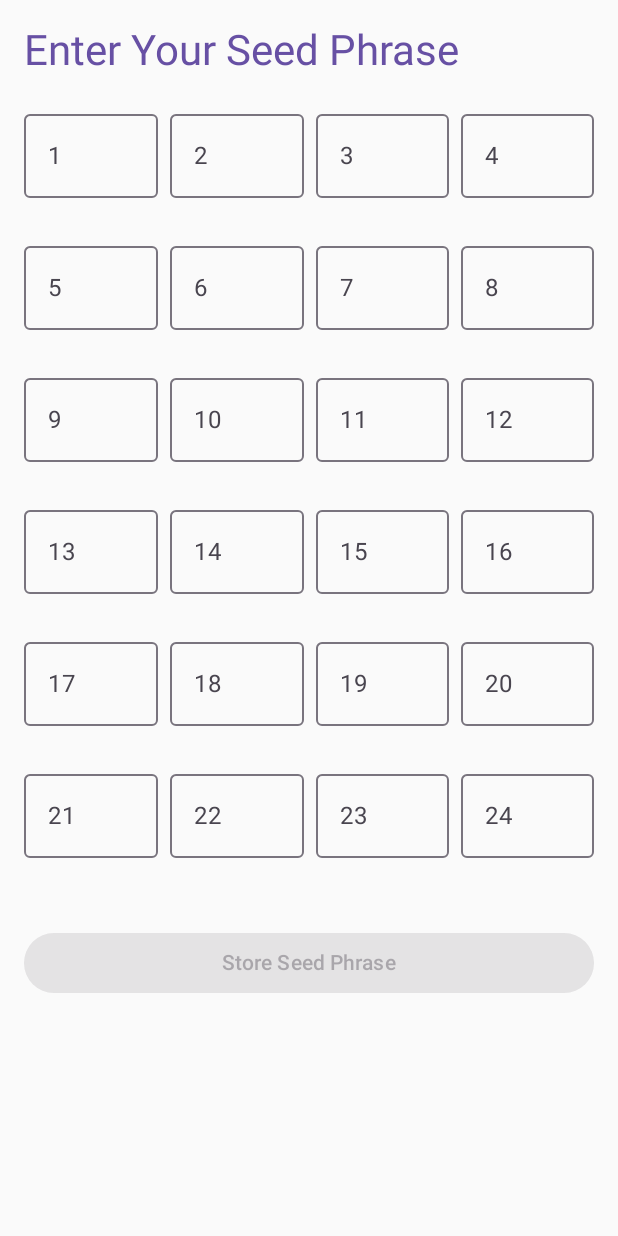
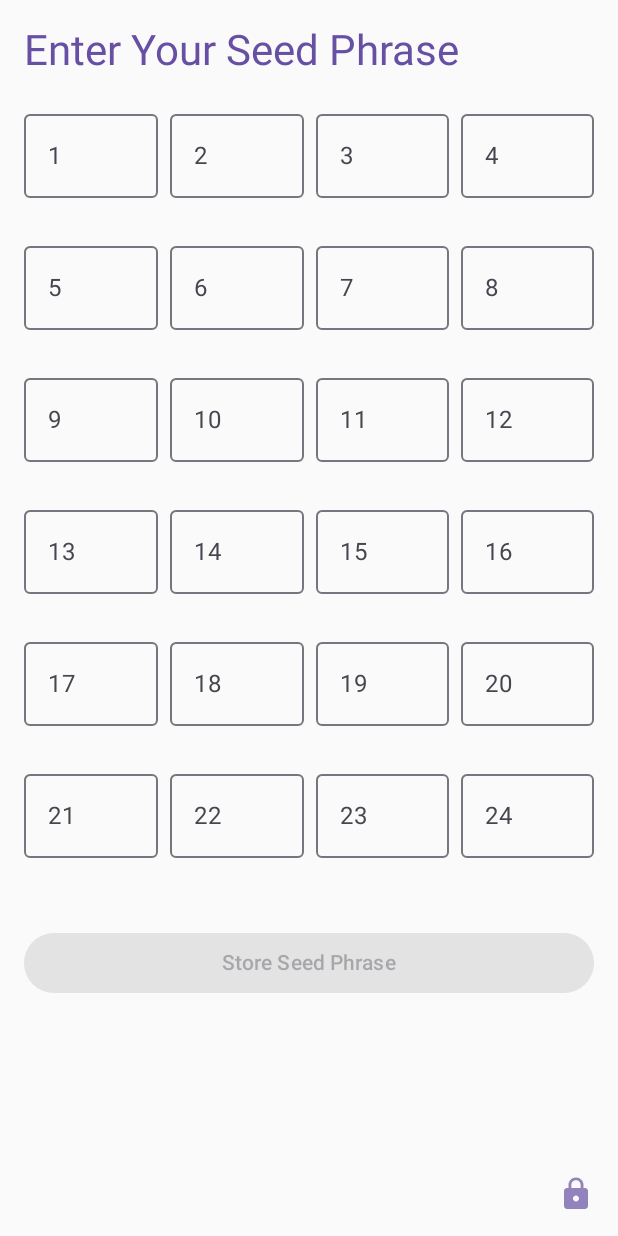
Before and after one commit to emfarih/remember-my-wallet, an Android app built with Jetpack Compose: the screen it shows after launch (MainActivity), on a phone screen of 412 x 824 dp. Run offline under Robolectric (Android 15) with nearby library versions, the phone set to English and light mode, and no system bars; our stand-ins replace Dagger/Hilt's generated code; 5 statements that could not run were skipped.

Commit message:
Refactor: Enhance Network Isolation and Security in Remember My Wallet App
- Improved network isolation by continuously monitoring and re-blocking any accidental network reconnection, providing real-time alerts if connections are detected.
- Implemented comprehensive testing for various network access methods, including HTTP, sockets, UDP, WebSockets, and ICMP ping.
- Updated `DOCUMENTATION.md` to reflect the changes, highlighting the app's network isolation, security measures, and new features.
- Updated `README.md` to describe the enhanced network lockdown and monitoring.
- Moved all the network testing logic to `MainActivity` to monitor continuously.
- Added `NetworkIsolationUI` to display network isolation status to the user.
- Modified the `testHttpRequest()`, `testSocketConnection()`, `testUdpConnection()`, `testWebSocketConnection()`, and `testPing()` to return booleans, indicating the success of the network blocking.
- Created `testAllNetworkAccess()` to test ALL possible network access methods and return true if all are blocked.
- Removed `checkNetworkAccess()` because its functionality was replaced with `testAllNetworkAccess()` and the continuous monitoring.
- Added a five-second delay to check the network status and repeat.
- Updated `isLaunchedBySystemOrUser()` to be more concise.
- Added debug, tamper, and dynamic analysis prevention to the `DOCUMENTATION.md`
- Added background task restriction to the `DOCUMENTATION.md`
- Fixed minor text issues in `DOCUMENTATION.md`.
- Enhanced documentation to include Future Enhancements for the app.

```diff
--- a/app/src/main/java/limited/m/remembermywallet/MainActivity.kt
+++ b/app/src/main/java/limited/m/remembermywallet/MainActivity.kt
@@ -1,21 +1,77 @@
 package limited.m.remembermywallet
 
-import android.content.Context
 import android.net.ConnectivityManager
-import android.net.NetworkCapabilities
 import android.os.Bundle
+import android.os.Handler
+import android.os.Looper
 import android.util.Log
+import android.widget.Toast
 import androidx.activity.ComponentActivity
 import androidx.activity.compose.setContent
+import androidx.compose.foundation.clickable
+import androidx.compose.foundation.layout.Box
+import androidx.compose.foundation.layout.fillMaxSize
+import androidx.compose.foundation.layout.padding
+import androidx.compose.foundation.layout.size
+import androidx.compose.material.icons.Icons
+import androidx.compose.material.icons.filled.Lock
+import androidx.compose.material.icons.filled.Warning
+import androidx.compose.material3.Icon
+import androidx.compose.material3.MaterialTheme
+import androidx.compose.runtime.Composable
+import androidx.compose.runtime.getValue
+import androidx.compose.runtime.mutableStateOf
+import androidx.compose.runtime.setValue
+import androidx.compose.ui.Alignment
+import androidx.compose.ui.Modifier
+import androidx.compose.ui.draw.alpha
+import androidx.compose.ui.platform.LocalContext
+import androidx.compose.ui.unit.dp
 import androidx.core.view.WindowCompat
 import dagger.hilt.android.AndroidEntryPoint
 import limited.m.remembermywallet.navigation.NavGraph
+import java.net.DatagramPacket
+import java.net.DatagramSocket
 import java.net.HttpURLConnection
+import java.net.InetAddress
+import java.net.InetSocketAddress
 import java.net.Socket
 import java.net.URL
 
 @AndroidEntryPoint
 class MainActivity : ComponentActivity() {
+    private val handler = Handler(Looper.getMainLooper())
+    private var isNetworkBlocked by mutableStateOf(false)
+
+    override fun onCreate(savedInstanceState: Bundle?) {
+        super.onCreate(savedInstanceState)
+        Log.d("MainActivity", "onCreate called")
+
+        if (!isLaunchedBySystemOrUser()) {
+            Log.w("MainActivity", "Unauthorized launch attempt detected!")
+            finish()
+            return
+        }
+
+        WindowCompat.setDecorFitsSystemWindows(window, false)
+
+        // Block all network access
+        blockAllNetworkAccess()
+        startNetworkCheck()
+
+        setContent {
+            NetworkIsolationUI(isNetworkBlocked)
+        }
+    }
+
+    private fun startNetworkCheck() {
+        handler.postDelayed(object : Runnable {
+            override fun run() {
+                isNetworkBlocked = testAllNetworkAccess()
+                handler.postDelayed(this, 5000) // Repeat every 5 seconds
+            }
+        }, 5000)
+    }
 
     /**
      * Checks if the activity was launched by the system or user.
@@ -23,36 +79,6 @@ class MainActivity : ComponentActivity() {
     private fun isLaunchedBySystemOrUser(): Boolean {
         val caller = callingPackage
         return caller == null || caller == packageName
-    }
-
-    override fun onCreate(savedInstanceState: Bundle?) {
-        super.onCreate(savedInstanceState)
-        Log.d("MainActivity", "onCreate called")
-
-        // Prevent unauthorized launch attempts
-        if (!isLaunchedBySystemOrUser()) {
-            Log.w("MainActivity", "Unauthorized launch attempt detected!")
-            finish() // Close activity immediately
-            return
-        }
-
-        WindowCompat.setDecorFitsSystemWindows(window, false)
-
-        setContent {
-            NavGraph()
-        }
-
-        // Block all network traffic for this app
-        blockAllNetworkAccess()
-
-        // Check if the network is successfully blocked
-        checkNetworkAccess()
-
-        // Test HTTP network request (should fail if blocked)
-        testHttpRequest()
-
-        // Test socket connection (should fail if blocked)
-        testSocketConnection()
     }
 
     /**
@@ -65,60 +91,127 @@ class MainActivity : ComponentActivity() {
     }
 
     /**
-     * Checks if the app is still connected to a network and logs the status.
+     * Tests ALL possible network access methods and returns true if all are blocked.
      */
-    private fun checkNetworkAccess() {
-        val connectivityManager = getSystemService(Context.CONNECTIVITY_SERVICE) as ConnectivityManager
+    private fun testAllNetworkAccess(): Boolean {
+        return testHttpRequest() &&
+                testSocketConnection() &&
+                testUdpConnection() &&
+                testWebSocketConnection() &&
+                testPing()
+    }
 
-        // Get the current active network
-        val activeNetwork = connectivityManager.activeNetwork
-        val networkCapabilities = connectivityManager.getNetworkCapabilities(activeNetwork)
-
-        if (networkCapabilities == null || !networkCapabilities.hasCapability(NetworkCapabilities.NET_CAPABILITY_INTERNET)) {
-            Log.d("MainActivity", "No network connection available. Network access is blocked.")
-        } else {
-            Log.d("MainActivity", "Network connection available. Access not blocked.")
+    /**
+     * Tests an HTTP request to verify if network access is blocked.
+     */
+    private fun testHttpRequest(): Boolean {
+        return try {
+            val connection = URL("https://www.google.com").openConnection() as HttpURLConnection
+            connection.connectTimeout = 3000
+            connection.connect()
+            Log.w("NetworkTest", "❌ HTTP access is available!")
+            false
+        } catch (e: Exception) {
+            Log.d("NetworkTest", "✅ HTTP is blocked.")
+            true
         }
     }
 
-
     /**
-     * Tests an HTTP network request to a known URL to verify if network access is blocked.
+     * Tests a socket connection to Google's DNS server.
      */
-    private fun testHttpRequest() {
-        Thread {
-            val url = "https://www.google.com"
-            try {
-                val connection = URL(url).openConnection() as HttpURLConnection
-                connection.requestMethod = "GET"
-                connection.connectTimeout = 5000 // Set a timeout to avoid long delays
-
-                connection.connect()
-                if (connection.responseCode == HttpURLConnection.HTTP_OK) {
-                    Log.d("NetworkTest", "HTTP Request succeeded! Connection to $url.")
-                } else {
-                    Log.d("NetworkTest", "HTTP Request failed with response code: ${connection.responseCode}")
-                }
-            } catch (e: Exception) {
-                Log.e("NetworkTest", "HTTP Request failed: ${e.message}") // Expected: network should be blocked
-            }
-        }.start()
+    private fun testSocketConnection(): Boolean {
+        return try {
+            val socket = Socket()
+            socket.connect(InetSocketAddress("8.8.8.8", 53), 2000)
+            Log.w("NetworkTest", "❌ Socket access is available!")
+            socket.close()
+            false
+        } catch (e: Exception) {
+            Log.d("NetworkTest", "✅ Socket is blocked.")
+            true
+        }
     }
 
     /**
-     * Tests a socket connection to Google's DNS server to check if socket communication is blocked.
+     * Tests a UDP connection to Google's public DNS.
      */
-    private fun testSocketConnection() {
-        Thread {
-            val host = "8.8.8.8"  // Google's public DNS IP address
-            val port = 53         // DNS port
-            try {
-                val socket = Socket(host, port)
-                Log.d("NetworkTest", "Socket connection succeeded to $host:$port")
-                socket.close()
-            } catch (e: Exception) {
-                Log.e("NetworkTest", "Socket connection failed: ${e.message}")  // Expected: socket should be blocked
+    private fun testUdpConnection(): Boolean {
+        return try {
+            val socket = DatagramSocket()
+            val address = InetAddress.getByName("8.8.8.8")
+            val packet = DatagramPacket(ByteArray(1), 1, address, 53)
+            socket.send(packet)
+            Log.w("NetworkTest", "❌ UDP access is available!")
+            socket.close()
+            false
+        } catch (e: Exception) {
+            Log.d("NetworkTest", "✅ UDP is blocked.")
+            true
+        }
+    }
+
+    /**
+     * Tests a WebSocket connection.
+     */
+    private fun testWebSocketConnection(): Boolean {
+        return try {
+            val socket = Socket()
+            socket.connect(InetSocketAddress("echo.websocket.org", 80), 2000)
+            Log.w("NetworkTest", "❌ WebSocket access is available!")
+            socket.close()
+            false
+        } catch (e: Exception) {
+            Log.d("NetworkTest", "✅ WebSocket is blocked.")
+            true
+        }
+    }
+
+    /**
+     * Tests if ICMP ping works (may fail due to Android restrictions).
+     */
+    private fun testPing(): Boolean {
+        return try {
+            val address = InetAddress.getByName("8.8.8.8")
+            if (address.isReachable(3000)) {
+                Log.w("NetworkTest", "❌ ICMP Ping is available!")
+                false
+            } else {
+                Log.d("NetworkTest", "✅ ICMP Ping is blocked.")
+                true
             }
-        }.start()
+        } catch (e: Exception) {
+            Log.d("NetworkTest", "✅ ICMP Ping is blocked.")
+            true
+        }
     }
 }
+
+@Composable
+fun NetworkIsolationUI(isNetworkBlocked: Boolean) {
+    val context = LocalContext.current
+
+    Box(modifier = Modifier.fillMaxSize()) {
+        NavGraph()
+
+        // Small network isolation indicator in the bottom-right corner
+        Icon(
+            imageVector = if (isNetworkBlocked) Icons.Filled.Lock else Icons.Filled.Warning,
+            contentDescription = "Network Isolation Status",
+            tint = if (isNetworkBlocked) MaterialTheme.colorScheme.primary else MaterialTheme.colorScheme.error,
+            modifier = Modifier
+                .align(Alignment.BottomEnd)
+                .padding(16.dp)
+                .size(24.dp) // Smaller size
+                .clickable {
+                    val message = if (isNetworkBlocked) {
+                        "✅ Network is fully isolated."
+                    } else {
+                        "❌ Warning! Network access is available."
+                    }
+                    Toast.makeText(context, message, Toast.LENGTH_SHORT).show()
+                }
+                .alpha(0.7f) // Slightly transparent for subtle effect
+        )
+    }
+}
```
Also changed, not shown: 2 other files.
